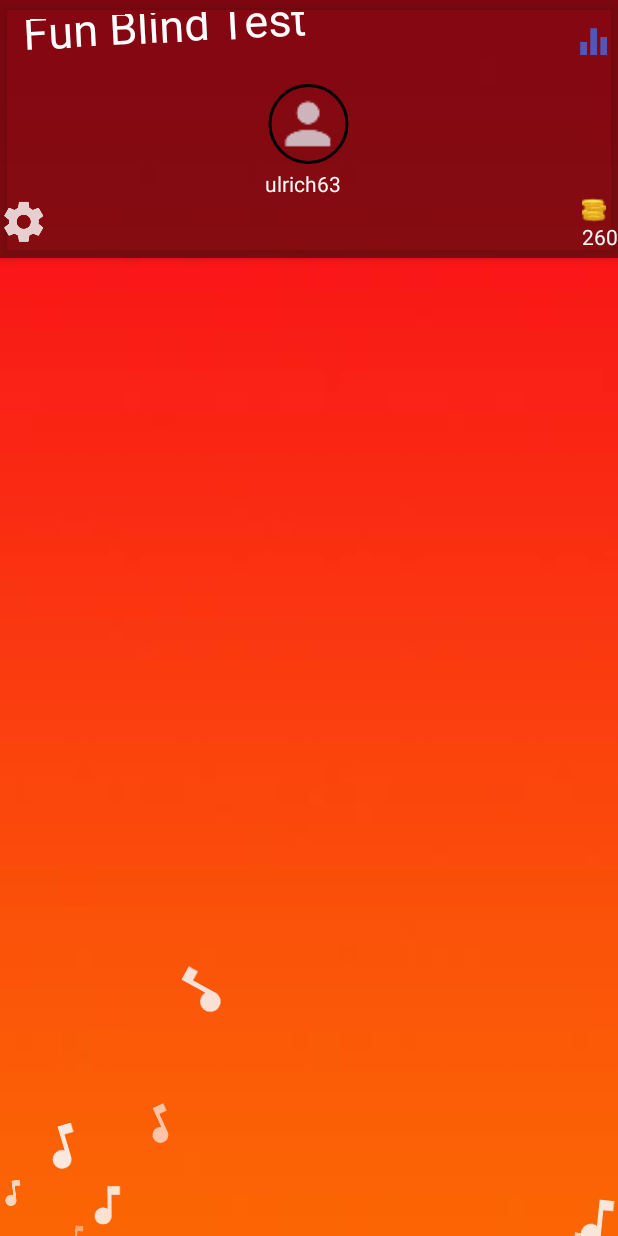
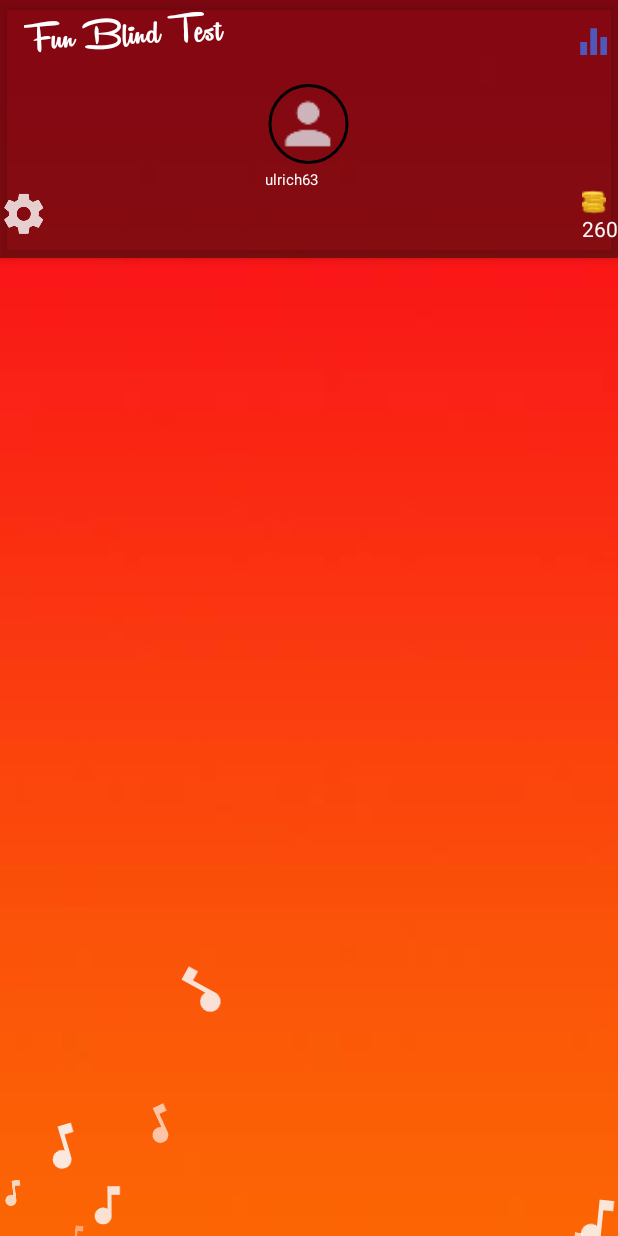
Before and after one commit to blackcypher/BlindTestFun, an Android app: the HomeActivity screen opened directly, with no data from a screen before it, on a phone screen of 412 x 824 dp. Run offline under Robolectric (Android 15) with nearby library versions, the phone set to English and light mode, and no system bars; our stand-ins replace CircleImageView.

Commit message:
change login font

```diff
--- a/app/src/main/res/layout/activity_home.xml
+++ b/app/src/main/res/layout/activity_home.xml
@@ -53,7 +53,8 @@
                 android:layout_gravity="center"
                 android:orientation="vertical">
 
-                <de.hdodenhof.circleimageview.CircleImageView xmlns:app="http://schemas.android.com/apk/res-auto"
+                <de.hdodenhof.circleimageview.CircleImageView
+                    xmlns:app="http://schemas.android.com/apk/res-auto"
                     android:id="@+id/profile_image"
                     android:layout_width="58dp"
                     android:layout_height="53dp"
@@ -62,13 +63,14 @@
                     app:civ_border_width="2dp" />
 
                 <TextView
-                    android:id="@+id/toolbarTextView"
+                    android:id="@+id/login"
                     android:layout_width="wrap_content"
                     android:layout_height="wrap_content"
                     android:layout_marginTop="3dp"
+                    android:textSize="10dp"
                     android:gravity="center"
                     android:text="ulrich63"
-                    android:textColor="@color/colorAccent" />
+                    android:textColor="#fafaf9" />
 
             </LinearLayout>
 
```
Also changed, not shown: app/src/main/assets/AgentOrange.ttf (added), app/src/main/assets/RemachineScript.ttf (added), app/src/main/assets/titleStyle.ttf (added).
